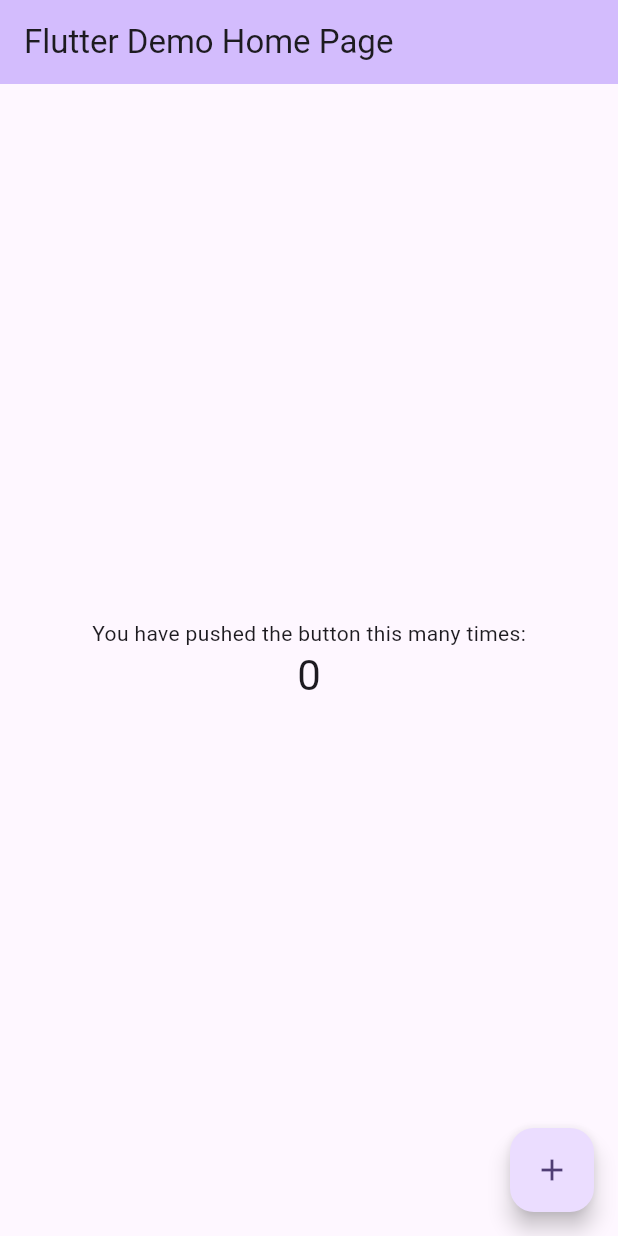
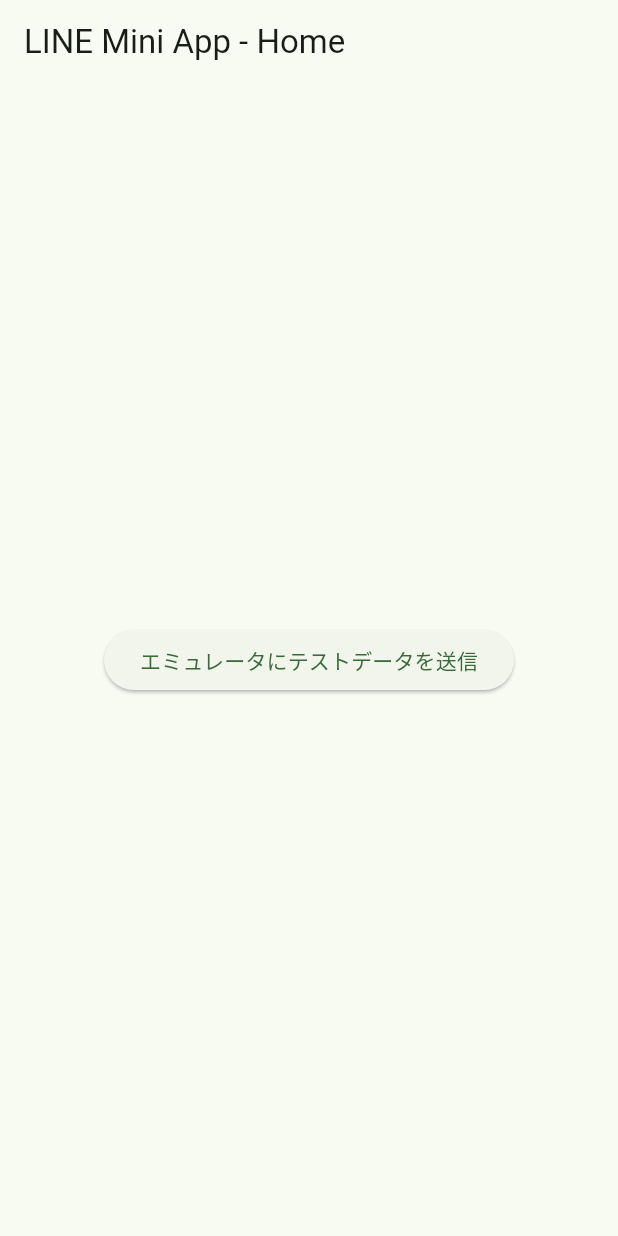
Before and after one commit to 1F10240045/team-jissyuu, a Flutter app: the screen it shows after launch, on a phone screen of 412 x 824 dp. Run offline on Flutter 3.47's test engine with Material 3 defaults, Android fonts, the phone set to English and light mode, and no system bars; our stand-ins replace cloud_firestore, firebase_auth, firebase_core; accounts and stored records are empty.

Commit message:
feat: FlutterアプリからFirebaseエミュレータへの接続処理を追加

```diff
--- a/frontend/lib/main.dart
+++ b/frontend/lib/main.dart
@@ -1,121 +1,83 @@
+import 'package:flutter/foundation.dart';
 import 'package:flutter/material.dart';
+import 'package:firebase_core/firebase_core.dart';
+import 'package:firebase_auth/firebase_auth.dart';
+import 'package:cloud_firestore/cloud_firestore.dart';
 
-void main() {
+void main() async {
+  WidgetsFlutterBinding.ensureInitialized();
+
+  // Firebase の初期化（Web/ローカル開発用のダミー設定）
+  await Firebase.initializeApp(
+    options: const FirebaseOptions(
+      apiKey: "demo-api-key",
+      appId: "demo-app-id",
+      messagingSenderId: "demo-sender-id",
+      projectId: "demo-no-project",
+    ),
+  );
+
+  // デバッグ実行時のみローカルエミュレータに接続
+  if (kDebugMode) {
+    // Auth エミュレータへの接続 (localhost:9099)
+    await FirebaseAuth.instance.useAuthEmulator('localhost', 9099);
+
+    // Firestore エミュレータへの接続 (localhost:8080)
+    FirebaseFirestore.instance.useFirestoreEmulator('localhost', 8080);
+  }
+
   runApp(const MyApp());
 }
 
 class MyApp extends StatelessWidget {
   const MyApp({super.key});
 
-  // This widget is the root of your application.
   @override
   Widget build(BuildContext context) {
     return MaterialApp(
-      title: 'Flutter Demo',
+      title: 'LINE Mini App Demo',
       theme: ThemeData(
-        // This is the theme of your application.
-        //
-        // TRY THIS: Try running your application with "flutter run". You'll see
-        // the application has a purple toolbar. Then, without quitting the app,
-        // try changing the seedColor in the colorScheme below to Colors.green
-        // and then invoke "hot reload" (save your changes or press the "hot
-        // reload" button in a Flutter-supported IDE, or press "r" if you used
-        // the command line to start the app).
-        //
-        // Notice that the counter didn't reset back to zero; the application
-        // state is not lost during the reload. To reset the state, use hot
-        // restart instead.
-        //
-        // This works for code too, not just values: Most code changes can be
-        // tested with just a hot reload.
-        colorScheme: .fromSeed(seedColor: Colors.deepPurple),
+        colorScheme: ColorScheme.fromSeed(seedColor: Colors.green),
+        useMaterial3: true,
       ),
-      home: const MyHomePage(title: 'Flutter Demo Home Page'),
+      home: const HomeScreen(),
     );
   }
 }
 
-class MyHomePage extends StatefulWidget {
-  const MyHomePage({super.key, required this.title});
-
-  // This widget is the home page of your application. It is stateful, meaning
-  // that it has a State object (defined below) that contains fields that affect
-  // how it looks.
-
-  // This class is the configuration for the state. It holds the values (in this
-  // case the title) provided by the parent (in this case the App widget) and
-  // used by the build method of the State. Fields in a Widget subclass are
-  // always marked "final".
-
-  final String title;
-
-  @override
-  State<MyHomePage> createState() => _MyHomePageState();
-}
-
-class _MyHomePageState extends State<MyHomePage> {
-  int _counter = 0;
-
-  void _incrementCounter() {
-    setState(() {
-      // This call to setState tells the Flutter framework that something has
-      // changed in this State, which causes it to rerun the build method below
-      // so that the display can reflect the updated values. If we changed
-      // _counter without calling setState(), then the build method would not be
-      // called again, and so nothing would appear to happen.
-      _counter++;
-    });
-  }
+class HomeScreen extends StatelessWidget {
+  const HomeScreen({super.key});
 
   @override
   Widget build(BuildContext context) {
-    // This method is rerun every time setState is called, for instance as done
-    // by the _incrementCounter method above.
-    //
-    // The Flutter framework has been optimized to make rerunning build methods
-    // fast, so that you can just rebuild anything that needs updating rather
-    // than having to individually change instances of widgets.
     return Scaffold(
       appBar: AppBar(
-        // TRY THIS: Try changing the color here to a specific color (to
-        // Colors.amber, perhaps?) and trigger a hot reload to see the AppBar
-        // change color while the other colors stay the same.
-        backgroundColor: Theme.of(context).colorScheme.inversePrimary,
-        // Here we take the value from the MyHomePage object that was created by
-        // the App.build method, and use it to set our appbar title.
-        title: Text(widget.title),
+        title: const Text('LINE Mini App - Home'),
       ),
       body: Center(
-        // Center is a layout widget. It takes a single child and positions it
-        // in the middle of the parent.
-        child: Column(
-          // Column is also a layout widget. It takes a list of children and
-          // arranges them vertically. By default, it sizes itself to fit its
-          // children horizontally, and tries to be as tall as its parent.
-          //
-          // Column has various properties to control how it sizes itself and
-          // how it positions its children. Here we use mainAxisAlignment to
-          // center the children vertically; the main axis here is the vertical
-          // axis because Columns are vertical (the cross axis would be
-          // horizontal).
-          //
-          // TRY THIS: Invoke "debug painting" (choose the "Toggle Debug Paint"
-          // action in the IDE, or press "p" in the console), to see the
-          // wireframe for each widget.
-          mainAxisAlignment: .center,
-          children: [
-            const Text('You have pushed the button this many times:'),
-            Text(
-              '$_counter',
-              style: Theme.of(context).textTheme.headlineMedium,
-            ),
-          ],
+        child: ElevatedButton(
+          onPressed: () async {
+            // テスト用：Firestore にデータを書き込んでみる
+            try {
+              await FirebaseFirestore.instance.collection('test').add({
+                'message': 'Hello Firebase Emulator!',
+                'createdAt': FieldValue.serverTimestamp(),
+              });
+              if (context.mounted) {
+                ScaffoldMessenger.of(context).showSnackBar(
+                  const SnackBar(content: Text('エミュレータにデータを送信しました！')),
+                );
+              }
+            } catch (e) {
+              if (context.mounted) {
+                ScaffoldMessenger.of(context).showSnackBar(
+                  SnackBar(content: Text('エラーが発生しました: $e')),
+                );
+              }
+            }
+          },
+          child: const Text('エミュレータにテストデータを送信'),
         ),
-      ),
-      floatingActionButton: FloatingActionButton(
-        onPressed: _incrementCounter,
-        tooltip: 'Increment',
-        child: const Icon(Icons.add),
       ),
     );
   }
--- a/frontend/pubspec.yaml
+++ b/frontend/pubspec.yaml
@@ -34,6 +34,9 @@ dependencies:
   # The following adds the Cupertino Icons font to your application.
   # Use with the CupertinoIcons class for iOS style icons.
   cupertino_icons: ^1.0.8
+  firebase_core: ^5.0.0
+  firebase_auth: ^7.0.0
+  cloud_firestore: ^7.0.0
 
 dev_dependencies:
   flutter_test:
```
Also changed, not shown: frontend/pubspec.lock, 3 other files.
